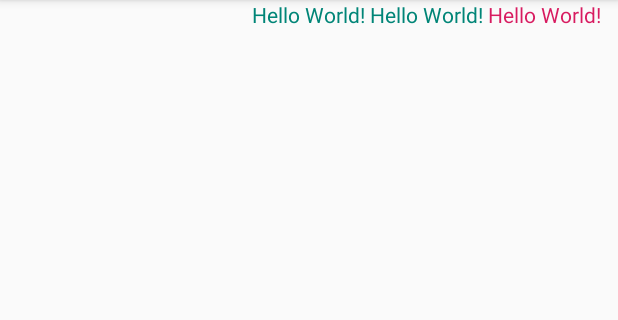
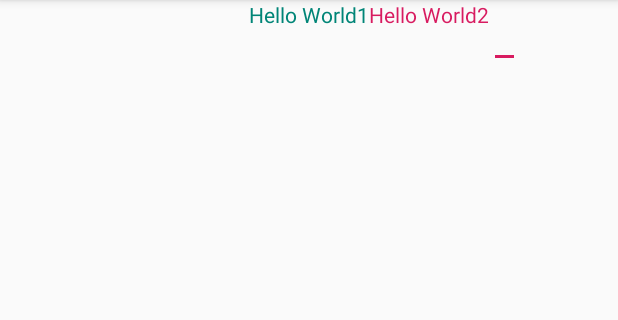
Before and after one commit to zihuan1/view-utils-helper, an Android app: the screen it shows after launch (MainActivity), on a phone screen of 412 x 824 dp, the part 84-404 px from its top. Run offline under Robolectric (Android 15) with nearby library versions, the phone set to English and light mode, and no system bars; libraries missing offline, so code that uses them is left out: com.zihuan.view; plain views replace ZCleverRecyclerView.

```diff
--- a/app/src/main/java/com/zihuan/demo/MainActivity.kt
+++ b/app/src/main/java/com/zihuan/demo/MainActivity.kt
@@ -20,8 +20,15 @@ class MainActivity : AppCompatActivity() {
 //        VInvisible(tv_1, tv_2).lastShow()
 //        VShow(tv_1, tv_2).lastDismiss()
 //        VDismiss(tv_1, tv_2).lastShow()
-        VTextViews(tv_1, tv_2, tv_3).lastSpecial(R.color.colorAccent, R.color.colorPrimary)
-
+        VTextViews(tv_1, tv_2).lastSpecial(R.color.colorAccent, R.color.colorPrimary)
+        tv_2.setOnClickListener {
+            var a = tv_3.text.toString()
+            a.isEmptyExtend {
+                Log.e("输出1", "测试$a")
+                return@setOnClickListener
+            }
+            Log.e("输出2", "测试$a")
+        }
 //        var list = ArrayList<String>()
 //        (0..100).forEach {
 //            list.add("$it")
--- a/app/src/main/res/layout/activity_main.xml
+++ b/app/src/main/res/layout/activity_main.xml
@@ -11,21 +11,20 @@
             android:layout_width="wrap_content"
             android:layout_height="wrap_content"
             android:layout_centerHorizontal="true"
-            android:text="Hello World!" />
+            android:text="Hello World1" />
 
     <TextView
             android:id="@+id/tv_2"
             android:layout_width="wrap_content"
             android:layout_height="wrap_content"
             android:layout_toRightOf="@+id/tv_1"
-            android:text=" Hello World!" />
+            android:text="Hello World2" />
 
-    <TextView
+    <EditText
             android:id="@+id/tv_3"
             android:layout_width="wrap_content"
             android:layout_height="wrap_content"
-            android:layout_toRightOf="@+id/tv_2"
-            android:text=" Hello World!" />
+            android:layout_toRightOf="@+id/tv_2" />
 
     <com.zihuan.view.crvlibrary.ZCleverRecyclerView
             android:id="@+id/zrv_test"
--- a/vhlibrary/src/main/java/com/zihuan/utils/vhlibrary/DataHelper.kt
+++ b/vhlibrary/src/main/java/com/zihuan/utils/vhlibrary/DataHelper.kt
@@ -19,7 +19,7 @@ inline fun String.isNotEmptyExtend(action: String.() -> Unit) = apply {
  * 字符串为空扩展
  */
 inline fun String.isEmptyExtend(action: String.() -> Unit) = apply {
-    if (isEmpty()) {
+    if (isNullOrEmpty() || isBlank()) {
         action()
     }
 }
@@ -77,4 +77,4 @@ fun IntNotZero(vararg args: Int): Int {
 /**
  * 判断当前字符是否为空,如果为空返回0,否则返回自身
  */
-fun String.getNotEmptyNumber() = if (isNullOrBlank() || isNullOrEmpty()) "0" else this
+fun String.getNotEmptyNumber() = if (isNullOrEmpty() || isBlank()) "0" else this
```
Also changed, not shown: vhlibrary/src/main/java/com/zihuan/utils/vhlibrary/ViewHelper.kt (+9 -5 lines).
